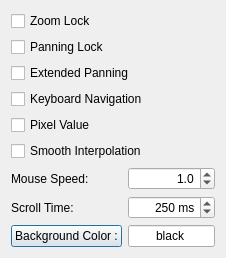
Qt form src/qt/MatView/MatViewSettingsDlg.ui (whpark/gtl) before a commit.
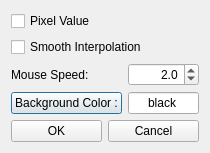
The same form after that commit.

```diff
--- a/src/qt/MatView/MatViewSettingsDlg.ui
+++ b/src/qt/MatView/MatViewSettingsDlg.ui
@@ -7,35 +7,35 @@
     <x>0</x>
     <y>0</y>
     <width>210</width>
-    <height>254</height>
+    <height>152</height>
    </rect>
   </property>
   <property name="windowTitle">
    <string notr="true">options</string>
   </property>
   <layout class="QFormLayout" name="formLayout">
-   <item row="2" column="0" colspan="2">
-    <widget class="QCheckBox" name="chkExtendedPanning">
+   <item row="0" column="0">
+    <widget class="QCheckBox" name="chkDrawPixelValue">
      <property name="text">
-      <string notr="true">Extended Panning</string>
+      <string notr="true">Pixel Value</string>
      </property>
     </widget>
    </item>
-   <item row="3" column="0" colspan="2">
-    <widget class="QCheckBox" name="chkKeyboardNavigation">
+   <item row="1" column="0" colspan="2">
+    <widget class="QCheckBox" name="chkSmoothInterpolation">
      <property name="text">
-      <string notr="true">Keyboard Navigation</string>
+      <string notr="true">Smooth Interpolation</string>
      </property>
     </widget>
    </item>
-   <item row="6" column="0">
+   <item row="2" column="0">
     <widget class="QLabel" name="label">
      <property name="text">
       <string notr="true">Mouse Speed:</string>
      </property>
     </widget>
    </item>
-   <item row="6" column="1">
+   <item row="2" column="1">
     <widget class="QDoubleSpinBox" name="spinMouseSpeed">
      <property name="alignment">
       <set>Qt::AlignRight|Qt::AlignTrailing|Qt::AlignVCenter</set>
@@ -53,43 +53,18 @@
       <double>0.250000000000000</double>
      </property>
      <property name="value">
-      <double>1.000000000000000</double>
+      <double>2.000000000000000</double>
      </property>
     </widget>
    </item>
-   <item row="7" column="0">
-    <widget class="QLabel" name="label_2">
+   <item row="3" column="0">
+    <widget class="QPushButton" name="btnBackgroundColor">
      <property name="text">
-      <string notr="true">Scroll Time:</string>
+      <string>Background Color :</string>
      </property>
     </widget>
    </item>
-   <item row="7" column="1">
-    <widget class="QDoubleSpinBox" name="spinScrollTime">
-     <property name="alignment">
-      <set>Qt::AlignRight|Qt::AlignTrailing|Qt::AlignVCenter</set>
-     </property>
-     <property name="suffix">
-      <string> ms</string>
-     </property>
-     <property name="decimals">
-      <number>0</number>
-     </property>
-     <property name="minimum">
-      <double>0.000000000000000</double>
-     </property>
-     <property name="maximum">
-      <double>100000.000000000000000</double>
-     </property>
-     <property name="singleStep">
-      <double>250.000000000000000</double>
-     </property>
-     <property name="value">
-      <double>250.000000000000000</double>
-     </property>
-    </widget>
-   </item>
-   <item row="8" column="1">
+   <item row="3" column="1">
     <widget class="QLineEdit" name="edtColorBackground">
      <property name="inputMask">
       <string notr="true"/>
@@ -105,40 +80,26 @@
      </property>
     </widget>
    </item>
-   <item row="8" column="0">
-    <widget class="QPushButton" name="btnBackgroundColor">
-     <property name="text">
-      <string>Background Color :</string>
-     </property>
-    </widget>
-   </item>
-   <item row="1" column="0" colspan="2">
-    <widget class="QCheckBox" name="chkPanningLock">
-     <property name="text">
-      <string notr="true">Panning Lock</string>
-     </property>
-    </widget>
-   </item>
-   <item row="0" column="0" colspan="2">
-    <widget class="QCheckBox" name="chkZoomLock">
-     <property name="text">
-      <string notr="true">Zoom Lock</string>
-     </property>
-    </widget>
-   </item>
    <item row="4" column="0" colspan="2">
-    <widget class="QCheckBox" name="chkDrawPixelValue">
-     <property name="text">
-      <string notr="true">Pixel Value</string>
-     </property>
-    </widget>
-   </item>
-   <item row="5" column="0" colspan="2">
-    <widget class="QCheckBox" name="chkSmoothInterpolation">
-     <property name="text">
-      <string notr="true">Smooth Interpolation</string>
-     </property>
-    </widget>
+    <layout class="QHBoxLayout" name="horizontalLayout">
+     <item>
+      <widget class="QPushButton" name="btnOK">
+       <property name="text">
+        <string>OK</string>
+       </property>
+      </widget>
+     </item>
+     <item>
+      <widget class="QPushButton" name="btnCancel">
+       <property name="text">
+        <string>Cancel</string>
+       </property>
+       <property name="autoDefault">
+        <bool>false</bool>
+       </property>
+      </widget>
+     </item>
+    </layout>
    </item>
   </layout>
  </widget>
```
Left out of the diff: 5 changed lines with no effect on the pictures.
